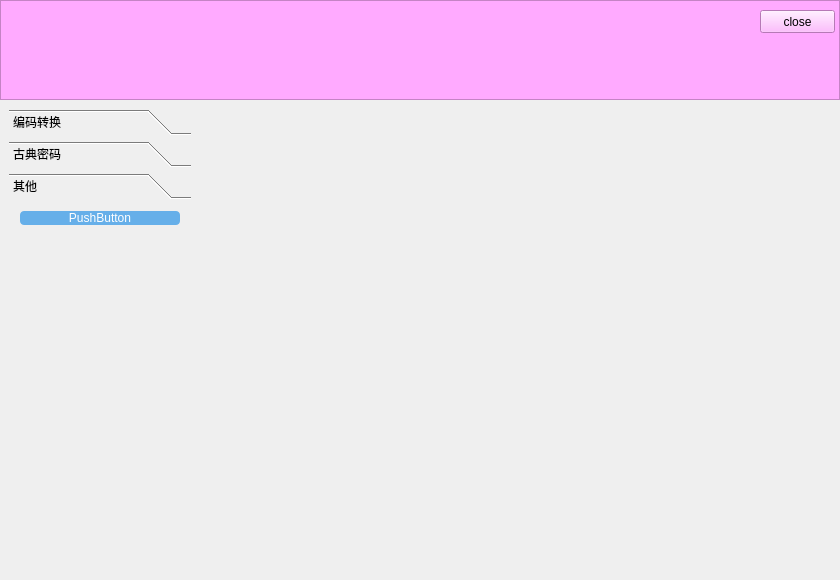
The window that ui/Forms/MainForm.ui (tanyiqu/CryptoKing) describes before a commit, drawn with Qt 5.
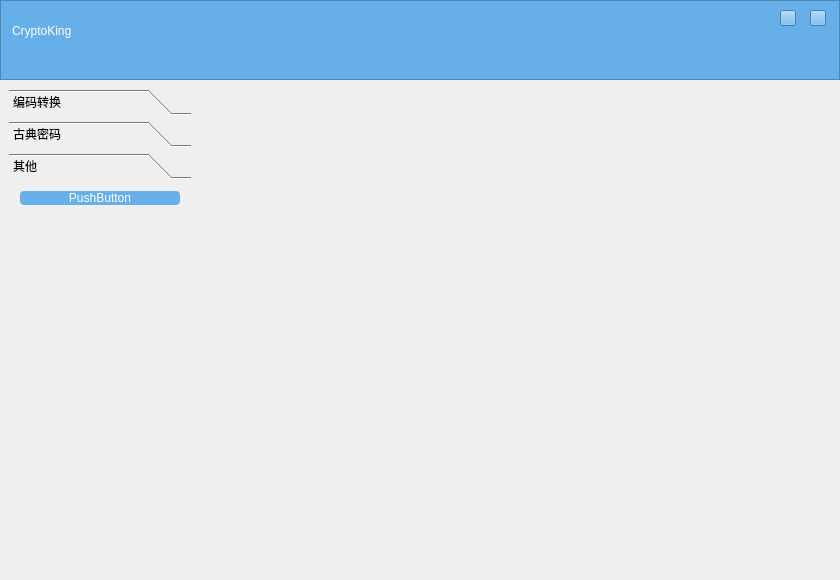
The same window after the commit. The open tabs and pages were chosen to show the change.

Patch:
```diff
--- a/ui/Forms/MainForm.ui
+++ b/ui/Forms/MainForm.ui
@@ -16,23 +16,32 @@
   <property name="styleSheet">
    <string notr="true"/>
   </property>
-  <widget class="QFrame" name="frame">
-   <property name="geometry">
-    <rect>
-     <x>0</x>
-     <y>0</y>
-     <width>840</width>
-     <height>100</height>
-    </rect>
+  <layout class="QVBoxLayout" name="verticalLayout_5">
+   <property name="spacing">
+    <number>0</number>
    </property>
+   <property name="leftMargin">
+    <number>0</number>
+   </property>
+   <property name="topMargin">
+    <number>0</number>
+   </property>
+   <property name="rightMargin">
+    <number>0</number>
+   </property>
+   <property name="bottomMargin">
+    <number>0</number>
+   </property>
+   <item>
+    <widget class="QFrame" name="w_head">
    <property name="minimumSize">
     <size>
      <width>0</width>
-     <height>100</height>
+       <height>80</height>
     </size>
    </property>
    <property name="styleSheet">
-    <string notr="true">background-color: rgb(255, 170, 255);</string>
+      <string notr="true">background-color: #66afe9;</string>
    </property>
    <property name="frameShape">
     <enum>QFrame::StyledPanel</enum>
@@ -43,26 +52,50 @@
    <widget class="QPushButton" name="btn_close">
     <property name="geometry">
      <rect>
-      <x>760</x>
+        <x>810</x>
       <y>10</y>
-      <width>75</width>
-      <height>23</height>
+        <width>16</width>
+        <height>16</height>
      </rect>
     </property>
     <property name="text">
-     <string>close</string>
-    </property>
-   </widget>
-  </widget>
-  <widget class="QWidget" name="widget_2" native="true">
+       <string/>
+      </property>
+     </widget>
+     <widget class="QPushButton" name="btn_min">
+      <property name="geometry">
+       <rect>
+        <x>780</x>
+        <y>10</y>
+        <width>16</width>
+        <height>16</height>
+       </rect>
+      </property>
+      <property name="text">
+       <string/>
+      </property>
+     </widget>
+     <widget class="QLabel" name="label">
    <property name="geometry">
     <rect>
-     <x>0</x>
-     <y>100</y>
-     <width>840</width>
-     <height>480</height>
-    </rect>
-   </property>
+        <x>12</x>
+        <y>10</y>
+        <width>181</width>
+        <height>41</height>
+       </rect>
+      </property>
+      <property name="styleSheet">
+       <string notr="true">font: 24pt &quot;微软雅黑&quot;;
+color: #fff;</string>
+      </property>
+      <property name="text">
+       <string>CryptoKing</string>
+      </property>
+     </widget>
+    </widget>
+   </item>
+   <item>
+    <widget class="QWidget" name="w_main" native="true">
    <layout class="QHBoxLayout" name="horizontalLayout">
     <property name="spacing">
      <number>0</number>
@@ -362,6 +395,14 @@
           </layout>
          </widget>
          <widget class="QWidget" name="page_3">
+            <property name="geometry">
+             <rect>
+              <x>0</x>
+              <y>0</y>
+              <width>182</width>
+              <height>404</height>
+             </rect>
+            </property>
           <attribute name="label">
            <string>其他</string>
           </attribute>
@@ -418,6 +459,8 @@
     </item>
    </layout>
   </widget>
+   </item>
+  </layout>
  </widget>
  <resources/>
  <connections/>
```
Left out of the diff: 2 changed lines with no effect on the pictures. Lines whose indentation alone changed are shown as unchanged.
